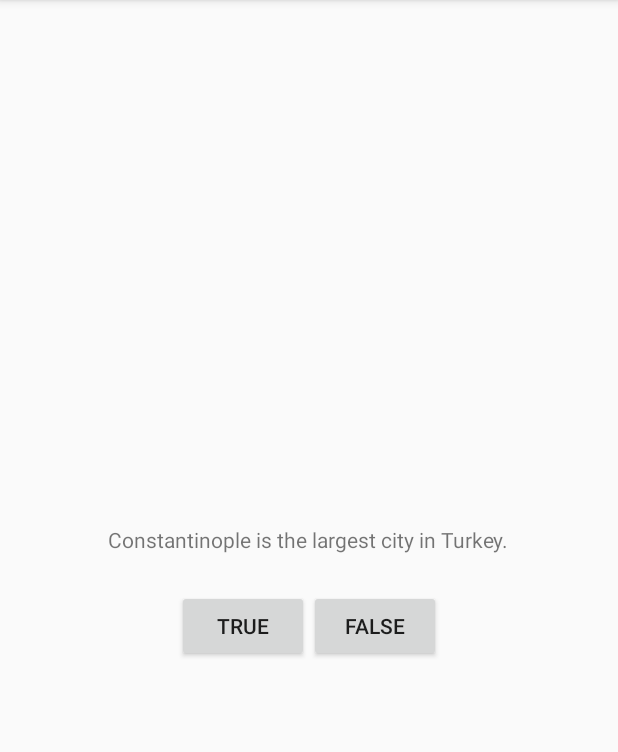
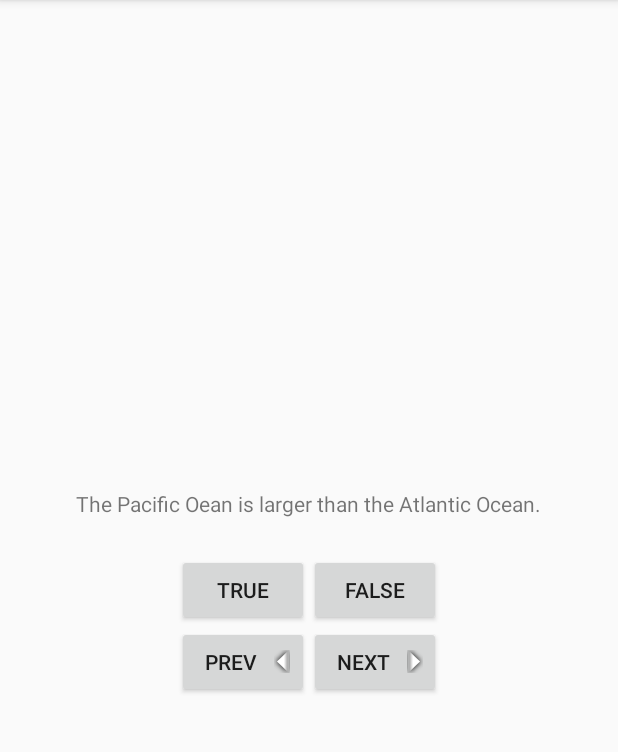
Before and after one commit to shaohua/android-geo-quiz, an Android app: the screen it shows after launch (QuizActivity), after a tap on "TRUE", on a phone screen of 412 x 824 dp, the part 84-836 px from its top. Run offline under Robolectric (Android 15) with nearby library versions, the phone set to English and light mode, and no system bars.

Commit message:
Finishing step 2

```diff
--- a/app/src/main/java/com/howtox/mobile/geoquiz/QuizActivity.java
+++ b/app/src/main/java/com/howtox/mobile/geoquiz/QuizActivity.java
@@ -6,26 +6,45 @@ import android.view.Menu;
 import android.view.MenuItem;
 import android.view.View;
 import android.widget.Button;
+import android.widget.TextView;
 import android.widget.Toast;
 
 
 public class QuizActivity extends ActionBarActivity {
     private Button mTrueButton;
     private Button mFalseButton;
+    private Button mPrevButton;
+    private Button mNextButton;
+    private TextView mQuestionTextView;
+
+    private TrueFalse[] mQuestionBank = new TrueFalse[] {
+        new TrueFalse(R.string.question_oceans, true),
+        new TrueFalse(R.string.question_mideast, false),
+        new TrueFalse(R.string.question_africa, false),
+    };
+
+    private int mCurrentIndex = 0;
 
     @Override
     protected void onCreate(Bundle savedInstanceState) {
         super.onCreate(savedInstanceState);
         setContentView(R.layout.activity_quiz);
 
+        mQuestionTextView = (TextView)findViewById(R.id.question_text_view);
+        updateQuestion();
+        mQuestionTextView.setOnClickListener(new View.OnClickListener() {
+            @Override
+            public void onClick(View v) {
+                mCurrentIndex = (mCurrentIndex + 1) % mQuestionBank.length;
+                updateQuestion();
+            }
+        });
+
         mTrueButton = (Button)findViewById(R.id.true_button);
         mTrueButton.setOnClickListener(new View.OnClickListener() {
             @Override
             public void onClick(View v) {
-                Toast.makeText(QuizActivity.this,
-                        R.string.incorrect_toast,
-                        Toast.LENGTH_SHORT)
-                        .show();
+                checkAnswer(true);
             }
         });
 
@@ -33,14 +52,48 @@ public class QuizActivity extends ActionBarActivity {
         mFalseButton.setOnClickListener(new View.OnClickListener() {
             @Override
             public void onClick(View v) {
-                Toast.makeText(QuizActivity.this,
-                        R.string.correct_toast,
-                        Toast.LENGTH_SHORT)
-                        .show();
+                checkAnswer(false);
+            }
+        });
+
+        mPrevButton = (Button)findViewById(R.id.prev_button);
+        mPrevButton.setOnClickListener(new View.OnClickListener() {
+            @Override
+            public void onClick(View v) {
+                mCurrentIndex = (mQuestionBank.length + mCurrentIndex - 1) % mQuestionBank.length;
+                updateQuestion();
+            }
+        });
+
+        mNextButton = (Button)findViewById(R.id.next_button);
+        mNextButton.setOnClickListener(new View.OnClickListener() {
+            @Override
+            public void onClick(View v) {
+                mCurrentIndex = (mCurrentIndex + 1) % mQuestionBank.length;
+                updateQuestion();
             }
         });
     }
 
+    private void updateQuestion() {
+        int question = mQuestionBank[mCurrentIndex].getQuestion();
+        mQuestionTextView.setText(question);
+    }
+
+    private void checkAnswer(boolean userPressedTrue) {
+        boolean answerIsTrue = mQuestionBank[mCurrentIndex].isTrueQuestion();
+
+        int messageResId = 0;
+
+        if (userPressedTrue == answerIsTrue) {
+            messageResId = R.string.correct_toast;
+        } else {
+            messageResId = R.string.incorrect_toast;
+        }
+
+        Toast.makeText(this, messageResId, Toast.LENGTH_SHORT)
+             .show();
+    }
 
     @Override
     public boolean onCreateOptionsMenu(Menu menu) {
--- /dev/null
+++ b/app/src/main/java/com/howtox/mobile/geoquiz/TrueFalse.java
@@ -0,0 +1,30 @@
+package com.howtox.mobile.geoquiz;
+
+/**
+ * Created by shao on 3/8/15.
+ */
+public class TrueFalse {
+    private int mQuestion;
+    private boolean mTrueQuestion;
+
+    public TrueFalse(int question, boolean trueQuestion) {
+        mQuestion = question;
+        mTrueQuestion = trueQuestion;
+    }
+
+    public int getQuestion() {
+        return mQuestion;
+    }
+
+    public void setQuestion(int question) {
+        mQuestion = question;
+    }
+
+    public boolean isTrueQuestion() {
+        return mTrueQuestion;
+    }
+
+    public void setTrueQuestion(boolean trueQuestion) {
+        mTrueQuestion = trueQuestion;
+    }
+}
--- a/app/src/main/res/layout/activity_quiz.xml
+++ b/app/src/main/res/layout/activity_quiz.xml
@@ -2,14 +2,13 @@
     android:layout_width="match_parent"
     android:layout_height="match_parent"
     android:gravity="center"
-    android:orientation="vertical"
-    android:id="@+id/quizLayout">
+    android:orientation="vertical">
 
     <TextView
+        android:id="@+id/question_text_view"
         android:layout_width="wrap_content"
         android:layout_height="wrap_content"
-        android:padding="24dp"
-        android:text="@string/question_text"/>
+        android:padding="24dp"/>
 
     <LinearLayout
         android:layout_width="wrap_content"
@@ -29,4 +28,23 @@
             android:id="@+id/false_button"/>
     </LinearLayout>
 
+    <LinearLayout
+        android:layout_width="wrap_content"
+        android:layout_height="wrap_content"
+        android:orientation="horizontal">
+        <Button
+            android:id="@+id/prev_button"
+            android:layout_width="wrap_content"
+            android:layout_height="wrap_content"
+            android:text="@string/prev_button"
+            android:drawableRight="@drawable/arrow_left"
+            android:drawablePadding="4dp"/>
+        <Button
+            android:id="@+id/next_button"
+            android:layout_width="wrap_content"
+            android:layout_height="wrap_content"
+            android:text="@string/next_button"
+            android:drawableRight="@drawable/arrow_right"
+            android:drawablePadding="4dp"/>
+    </LinearLayout>
 </LinearLayout>
--- a/app/src/main/res/values/strings.xml
+++ b/app/src/main/res/values/strings.xml
@@ -9,5 +9,12 @@
     <string name="correct_toast">Correct :)</string>
     <string name="incorrect_toast">Incorrect :(</string>
 
+    <string name="prev_button">Prev</string>
+    <string name="next_button">Next</string>
+
+    <string name="question_oceans">The Pacific Oean is larger than the Atlantic Ocean.</string>
+    <string name="question_mideast">The Suez Canal connects the Red Sea and the Indian Ocean.</string>
+    <string name="question_africa">The source of the Nile River is in Egypt.</string>
+
     <string name="action_settings">Settings</string>
 </resources>
```
Also changed, not shown: app/src/main/res/drawable-hdpi/arrow_left.png (added), app/src/main/res/drawable-hdpi/arrow_right.png (added), app/src/main/res/drawable-hdpi/ic_launcher.png (added), app/src/main/res/drawable-mdpi/arrow_left.png (added), app/src/main/res/drawable-mdpi/arrow_right.png (added), app/src/main/res/drawable-mdpi/ic_launcher.png (added), app/src/main/res/drawable-xhdpi/arrow_left.png (added), app/src/main/res/drawable-xhdpi/arrow_right.png (added), app/src/main/res/drawable-xhdpi/ic_launcher.png (added).
